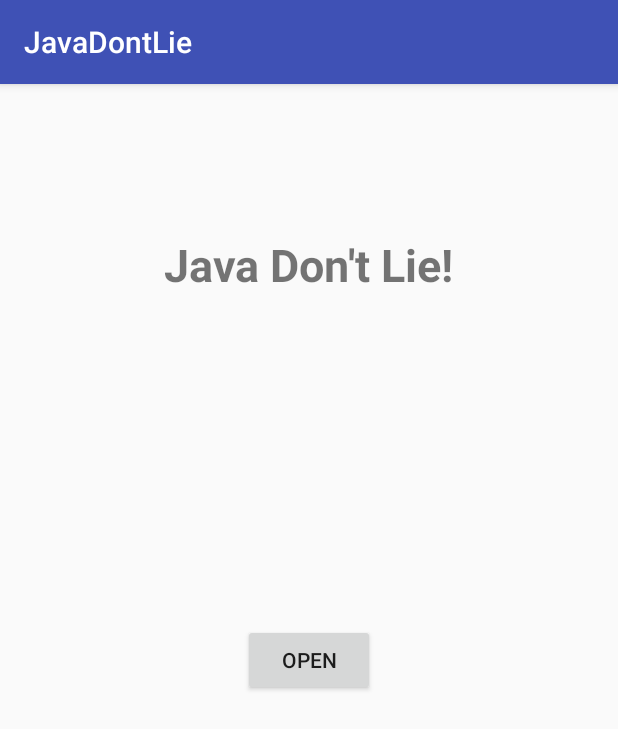
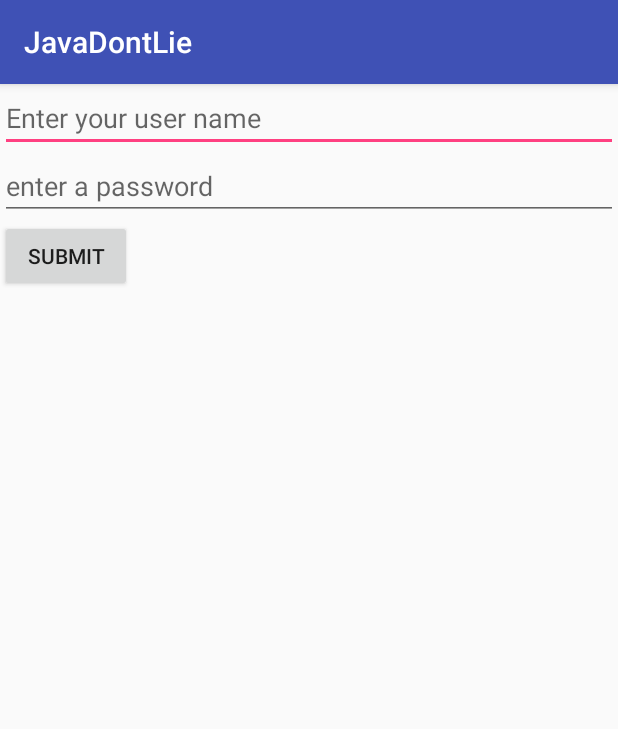
Before and after one commit to Waynekellman/JavaDon-tLie, an Android app: the screen it shows after launch (MainActivity before the commit, RegisterActivity after it), on a phone screen of 412 x 824 dp. Shown: the top 729 px of the screen. Run offline under Robolectric (Android 15) with nearby library versions, the phone set to English and light mode, and no system bars; our stand-ins replace Room's generated code.

Commit message:
making login database

```diff
--- /dev/null
+++ b/app/src/main/java/com/nyc/javadontlie/RegisterActivity.java
@@ -0,0 +1,51 @@
+package com.nyc.javadontlie;
+
+import android.arch.persistence.room.Room;
+import android.support.v7.app.AppCompatActivity;
+import android.os.Bundle;
+import android.util.Log;
+import android.view.View;
+import android.widget.Button;
+import android.widget.EditText;
+
+import com.nyc.javadontlie.database.AppDatabase;
+import com.nyc.javadontlie.moneyModel.User;
+
+import java.util.List;
+
+public class RegisterActivity extends AppCompatActivity {
+
+    private static final String TAG = "RegisterActivity";
+    private EditText userName, password;
+    private Button submit;
+    private AppDatabase db;
+
+    @Override
+    protected void onCreate(Bundle savedInstanceState) {
+        super.onCreate(savedInstanceState);
+        setContentView(R.layout.activity_resgister);
+        userName = findViewById(R.id.username);
+        password = findViewById(R.id.password);
+        submit = findViewById(R.id.submit);
+
+        db = Room.databaseBuilder(getApplicationContext(),
+                AppDatabase.class, "Users").build();
+
+        submit.setOnClickListener(new View.OnClickListener() {
+            @Override
+            public void onClick(View view) {
+                String userNameString = userName.getText().toString();
+                String passwordString = password.getText().toString();
+                User newUser = new User(userNameString,passwordString);
+                db.userDao().insertAll(newUser);
+                List<User> userList = db.userDao().getAll();
+                for (User users : userList) {
+                    Log.d(TAG, "onCreate: " + users.getUserName());
+                }
+
+            }
+        });
+
+
+    }
+}
--- /dev/null
+++ b/app/src/main/java/com/nyc/javadontlie/database/AppDatabase.java
@@ -0,0 +1,16 @@
+package com.nyc.javadontlie.database;
+
+import android.arch.persistence.room.Database;
+import android.arch.persistence.room.RoomDatabase;
+
+import com.nyc.javadontlie.moneyModel.User;
+import com.nyc.javadontlie.roomDao.UserDao;
+
+/**
+ * Created by Wayne Kellman on 1/25/18.
+ */
+
+@Database(entities = {User.class}, version = 1)
+public abstract class AppDatabase extends RoomDatabase {
+    public abstract UserDao userDao();
+}
--- /dev/null
+++ b/app/src/main/java/com/nyc/javadontlie/roomDao/UserDao.java
@@ -0,0 +1,33 @@
+package com.nyc.javadontlie.roomDao;
+
+import android.arch.persistence.room.Dao;
+import android.arch.persistence.room.Delete;
+import android.arch.persistence.room.Insert;
+import android.arch.persistence.room.Query;
+
+import com.nyc.javadontlie.moneyModel.User;
+
+import java.util.List;
+
+/**
+ * Created by Wayne Kellman on 1/25/18.
+ */
+@Dao
+public interface UserDao {
+    @Query("SELECT * FROM user")
+    List<User> getAll();
+
+    @Query("SELECT * FROM user WHERE id IN (:userIds)")
+    List<User> loadAllByIds(int[] userIds);
+
+    @Query("SELECT * FROM user WHERE userName LIKE :userName AND "
+            + "password LIKE :password LIMIT 1")
+    User findByLogin(String userName, String password);
+
+    @Insert
+    void insertAll(User... user);
+
+    @Delete
+    void delete(User user);
+
+}
--- /dev/null
+++ b/app/src/main/res/layout/activity_resgister.xml
@@ -0,0 +1,28 @@
+<?xml version="1.0" encoding="utf-8"?>
+<LinearLayout xmlns:android="http://schemas.android.com/apk/res/android"
+    xmlns:app="http://schemas.android.com/apk/res-auto"
+    xmlns:tools="http://schemas.android.com/tools"
+    android:layout_width="match_parent"
+    android:layout_height="match_parent"
+    android:orientation="vertical"
+    tools:context="com.nyc.javadontlie.RegisterActivity">
+
+    <EditText
+        android:id="@+id/username"
+        android:layout_width="match_parent"
+        android:layout_height="wrap_content"
+        android:hint="Enter your user name"/>
+
+    <EditText
+        android:id="@+id/password"
+        android:layout_width="match_parent"
+        android:layout_height="wrap_content"
+        android:hint="enter a password"/>
+
+    <Button
+        android:id="@+id/submit"
+        android:layout_width="wrap_content"
+        android:layout_height="wrap_content"
+        android:text="submit"/>
+
+</LinearLayout>
--- a/app/src/main/res/menu/log_menu.xml
+++ b/app/src/main/res/menu/log_menu.xml
@@ -5,5 +5,10 @@
         android:id="@+id/log_text_menu"
         android:title="Log"
         app:showAsAction="always|withText"/>
+    <item
+        android:id="@+id/camera_icon"
+        android:title="camera"
+        android:icon="@drawable/ic_action_name"
+        app:showAsAction="always|withText"/>
 
 </menu>
```
Also changed, not shown: app/build.gradle (+29 -1 lines), app/src/main/AndroidManifest.xml (+12 -6 lines), app/src/main/java/com/nyc/javadontlie/CameraActivity.java (added, +64 -0 lines), app/src/main/java/com/nyc/javadontlie/LoginActivity.java (added, +13 -0 lines), app/src/main/java/com/nyc/javadontlie/MoneyActivity.java (+11 -0 lines), app/src/main/java/com/nyc/javadontlie/moneyModel/Games.java (added, +13 -0 lines), app/src/main/java/com/nyc/javadontlie/moneyModel/User.java (added, +56 -0 lines), app/src/main/res/layout/activity_camera.xml (added, +15 -0 lines), app/src/main/res/layout/activity_login.xml (added, +9 -0 lines), app/src/main/res/drawable-hdpi/ic_action_name.png (added), app/src/main/res/drawable-mdpi/ic_action_name.png (added), app/src/main/res/drawable-xhdpi/ic_action_name.png (added), app/src/main/res/drawable-xxhdpi/ic_action_name.png (added).
